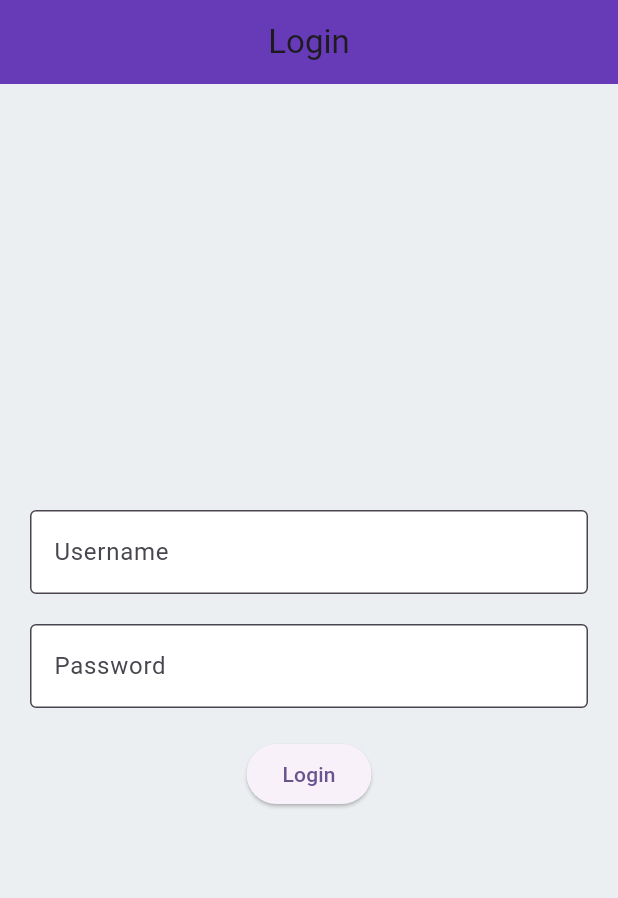
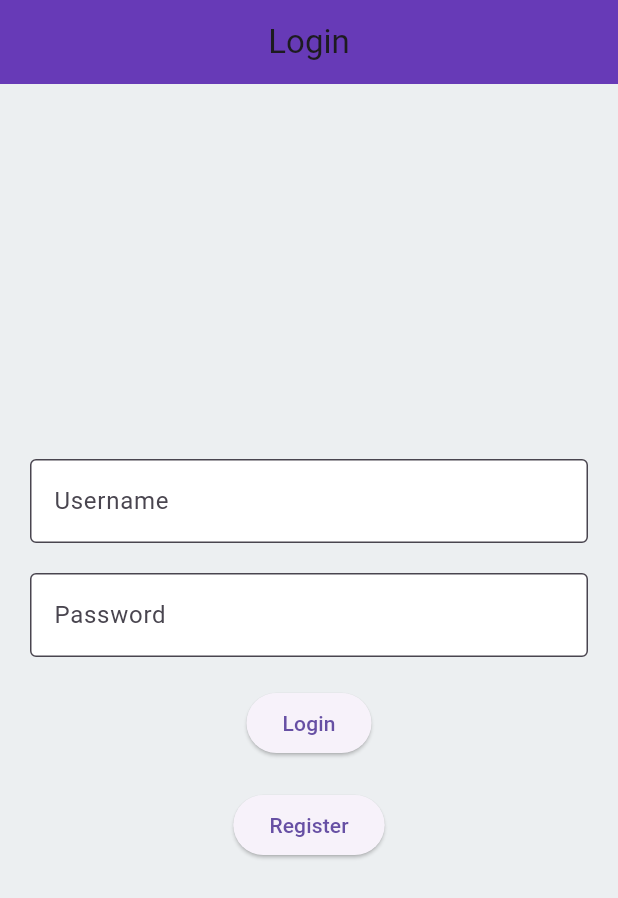
Before and after one commit to Knon20/flutter_app, a Flutter app: the screen it shows after launch, on a phone screen of 412 x 824 dp. Shown: the top 898 px of the screen. Run offline on Flutter 3.47's test engine with Material 3 defaults, Android fonts, the light colour scheme and no system bars; our stand-ins replace sqflite; accounts and stored records are empty.

Commit message:
[AC-PF-2] Create sqlite and login

```diff
--- a/lib/login_page.dart
+++ b/lib/login_page.dart
@@ -1,6 +1,7 @@
-import 'package:abraham_flutter_app/increment_and_decrement.dart';
+import 'dart:convert';
+import 'package:crypto/crypto.dart';
 import 'package:flutter/material.dart';
-import 'my_home_page.dart';
+import 'database_helper.dart';
 
 class LoginPage extends StatelessWidget {
   final TextEditingController _usernameController = TextEditingController();
@@ -8,62 +9,58 @@ class LoginPage extends StatelessWidget {
 
   LoginPage({super.key});
 
+  String hashPassword(String password) {
+    final bytes = utf8.encode(password);
+    final digest = sha256.convert(bytes);
+    return digest.toString();
+  }
+
   @override
   Widget build(BuildContext context) {
     return Scaffold(
-      backgroundColor: Colors.blueGrey[50], // Cambia el color de fondo
+      backgroundColor: Colors.blueGrey[50],
       appBar: AppBar(
         title: const Text('Login'),
-        centerTitle: true, // Centra el texto en la barra de título
-        backgroundColor:
-          Colors.deepPurple, // Cambia el color de la barra de título
+        centerTitle: true,
+        backgroundColor: Colors.deepPurple,
       ),
       body: Padding(
         padding: const EdgeInsets.all(20.0),
         child: Column(
-          mainAxisAlignment: MainAxisAlignment
-              .center, // Centra los elementos en el eje principal
+          mainAxisAlignment: MainAxisAlignment.center,
           children: <Widget>[
             TextField(
               controller: _usernameController,
               decoration: const InputDecoration(
                 labelText: 'Username',
-                border:
-                    OutlineInputBorder(), // Agrega un borde alrededor del campo de texto
-                filled: true, // Rellena el campo de texto con un color
-                fillColor: Colors.white, // El color de relleno es blanco
+                border: OutlineInputBorder(),
+                filled: true,
+                fillColor: Colors.white,
               ),
             ),
-            const SizedBox(
-                height: 20), // Agrega un espacio entre los campos de texto
+            const SizedBox(height: 20),
             TextField(
               controller: _passwordController,
               decoration: const InputDecoration(
                 labelText: 'Password',
-                border:
-                    OutlineInputBorder(), // Agrega un borde alrededor del campo de texto
-                filled: true, // Rellena el campo de texto con un color
-                fillColor: Colors.white, // El color de relleno es blanco
+                border: OutlineInputBorder(),
+                filled: true,
+                fillColor: Colors.white,
               ),
               obscureText: true,
             ),
-            const SizedBox(
-                height:
-                    20), // Agrega un espacio entre el campo de texto y el botón
+            const SizedBox(height: 20),
             ElevatedButton(
               child: const Text('Login'),
-              onPressed: () {
+              onPressed: () async {
                 final username = _usernameController.text;
-                final password = _passwordController.text;
+                final password = hashPassword(_passwordController.text);
 
-                // Simulate a login process
-                if (username == 'admin' && password == 'admin') {
-                  Navigator.pushReplacement(
-                    context,
-                    MaterialPageRoute(
-                        builder: (context) =>
-                            const MyHomePage(title: 'Poli-Fitness')),
-                  );
+                // Get the user from the database
+                final user = await DatabaseHelper().getUser(username, password);
+
+                if (user != null) {
+                  Navigator.pushReplacementNamed(context, '/home');
                 } else {
                   // Show error message
                   showDialog(
@@ -86,6 +83,13 @@ class LoginPage extends StatelessWidget {
                 }
               },
             ),
+            const SizedBox(height: 20),
+            ElevatedButton(
+              child: const Text('Register'),
+              onPressed: () {
+                Navigator.pushNamed(context, '/register');
+              },
+            ),
           ],
         ),
       ),
--- a/lib/main.dart
+++ b/lib/main.dart
@@ -1,8 +1,20 @@
+import 'package:abraham_flutter_app/register_page.dart';
 import 'package:flutter/material.dart';
+import 'database_helper.dart';
 import 'login_page.dart';
+import 'my_home_page.dart';
 
 void main() {
   runApp(const MyApp());
+  printAllUsers();
+}
+
+void printAllUsers() async {
+  DatabaseHelper dbHelper = DatabaseHelper();
+  List<Map<String, dynamic>> users = await dbHelper.getAllUsers();
+  for (var user in users) {
+    print('User: ${user['username']}, Password: ${user['password']}');
+  }
 }
 
 class MyApp extends StatelessWidget {
@@ -13,10 +25,14 @@
     return MaterialApp(
       title: 'Poli-Fitness',
       theme: ThemeData(
-        colorScheme: ColorScheme.fromSeed(seedColor: Colors.deepPurple),
-        useMaterial3: true,
+        primarySwatch: Colors.deepPurple,
       ),
       home: LoginPage(),
+      routes: {
+        '/login': (context) => LoginPage(),
+        '/register': (context) => RegisterPage(),
+        '/home': (context) => const MyHomePage(title: 'Poli-Fitness'),
+      },
     );
   }
 }
--- a/lib/my_home_page.dart
+++ b/lib/my_home_page.dart
@@ -65,7 +65,7 @@ class _MyHomePageState extends State<MyHomePage> {
                   height: 50, // Ajusta el valor según sea necesario
                   width: 50, // Ajusta el valor según sea necesario
                   child: ElevatedButton(
-                    child: const Text('Control del sueño'),
+                    child: const Text('Controla tus calorias'),
                     onPressed: () {
                       Navigator.push(
                         context,
@@ -78,7 +78,7 @@ class _MyHomePageState extends State<MyHomePage> {
                   height: 50, // Ajusta el valor según sea necesario
                   width: 50, // Ajusta el valor según sea necesario
                   child: ElevatedButton(
-                    child: const Text('Gestión del estrés'),
+                    child: const Text('Gestiona tu peso según tu altura'),
                     onPressed: () {
                       Navigator.push(
                         context,
```
Also changed, not shown: lib/database_helper.dart (added, +78 -0 lines), lib/increment_and_decrement.dart (deleted, +0 -86 lines), lib/register_page.dart (added, +139 -0 lines), pubspec.yaml (+39 -68 lines), pubspec.lock, 2 other files.
